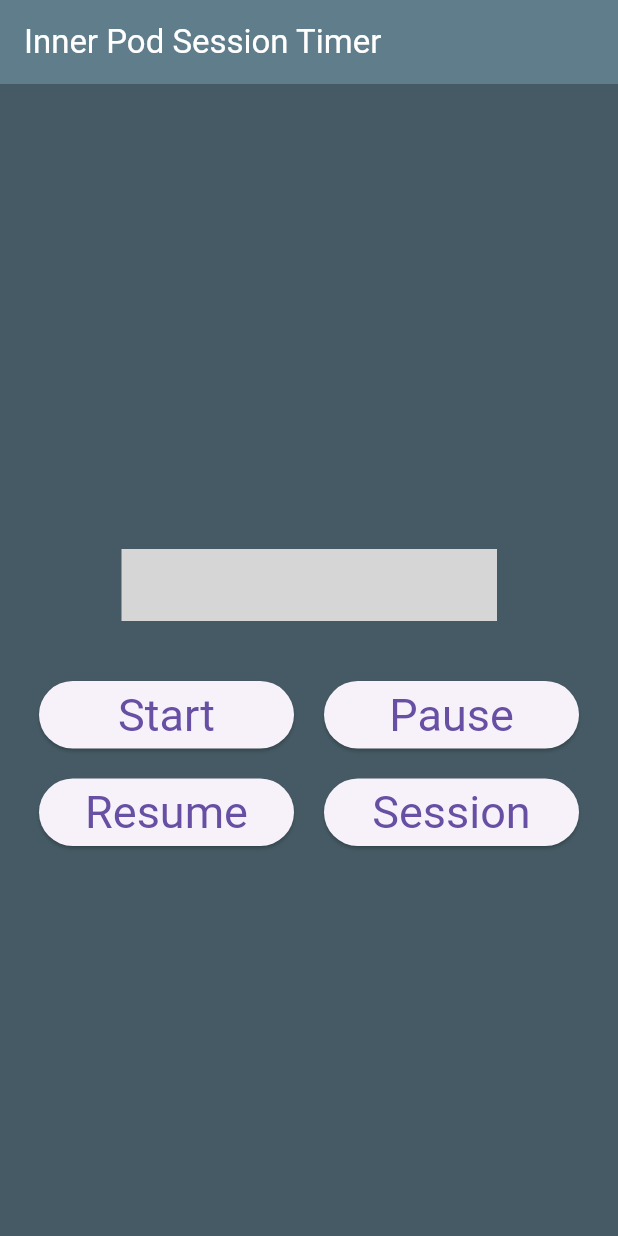
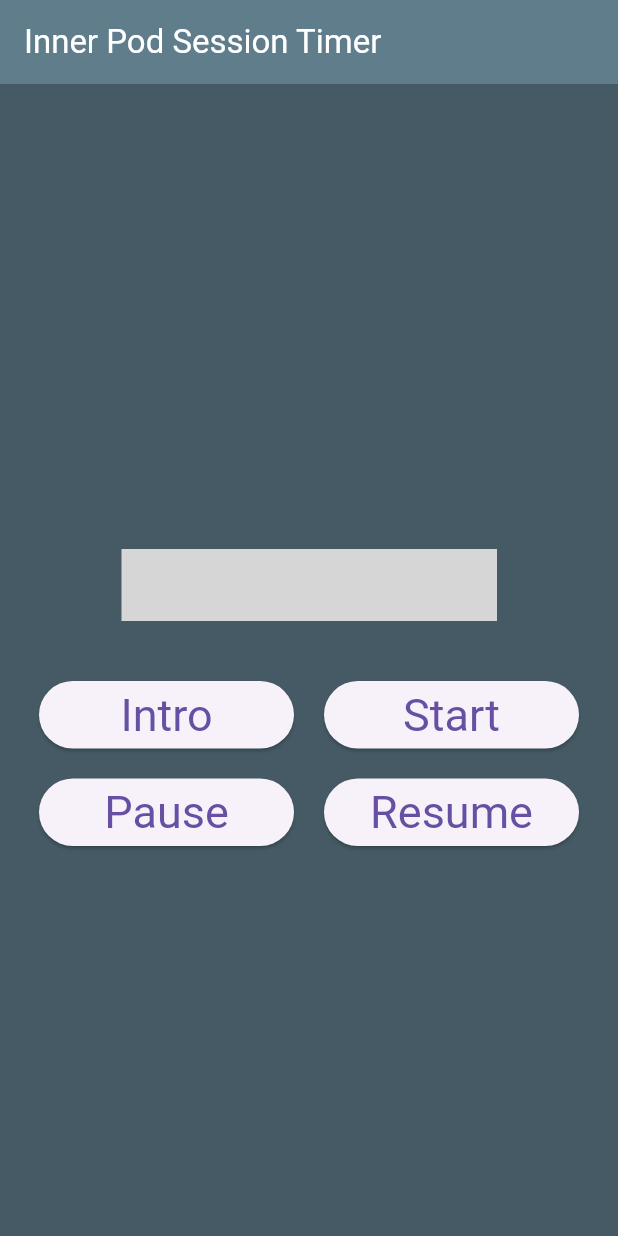
Before and after one commit to gjwgit/innerpod, a Flutter app: the screen it shows after launch, on a phone screen of 412 x 824 dp. Run offline on Flutter 3.47's test engine with Material 3 defaults, Android fonts, the phone set to English and light mode, and no system bars; our stand-ins replace audioplayers, wakelock_plus; missing offline and left inert: neon_circular_timer; grey boxes are pictures that could not be loaded.

Commit message:
Rearrange buttons. Add intro.

```diff
--- a/lib/main.dart
+++ b/lib/main.dart
@@ -1,6 +1,6 @@
 /// Main program for the inner pod session timing and logging.
 //
-// Time-stamp: <Wednesday 2024-01-24 09:31:37 +1100 Graham Williams>
+// Time-stamp: <Thursday 2024-01-25 05:34:19 +1100 Graham Williams>
 //
 /// Copyright (C) 2024, Togaware Pty Ltd
 ///
@@ -71,7 +71,7 @@ class InnerPod extends StatelessWidget {
       //   // DALL-E3.
 
       //   image: AssetImage('assets/images/inner_image.jpg'),
-      //   logo: AssetImage('assets/icon/icon.png'),
+      //   logo: AssetImage('assets/images/inner_icon.png'),
       //   title: 'MANAGE YOUR INNER POD',
       //   link: 'https://github.com/gjwgit/inner',
       //   child: home,
--- a/lib/timer.dart
+++ b/lib/timer.dart
@@ -1,6 +1,6 @@
 /// A countdown timer and Start button for a session.
 //
-// Time-stamp: <Wednesday 2024-01-24 19:01:59 +1100 Graham Williams>
+// Time-stamp: <Thursday 2024-01-25 05:33:45 +1100 Graham Williams>
 //
 /// Copyright (C) 2024, Togaware Pty Ltd
 ///
@@ -66,10 +66,15 @@ class Timer extends StatelessWidget {
   // The sound to be played at the beginning and end of a session, being a
   // [Source] from audioplayers.
 
+  final instruct = AssetSource('sounds/intro.ogg');
   final dong = AssetSource('sounds/dong.ogg');
 
   // We encapsulate the playing of the dong into its own function because of the
   // need for it to be async through the await.
+
+  Future<void> _instruct() async {
+    await player.play(instruct);
+  }
 
   Future<void> _dingDong() async {
     await player.play(dong);
@@ -77,6 +82,68 @@ class Timer extends StatelessWidget {
 
   @override
   Widget build(BuildContext context) {
+    // Define the various buttons.
+
+    final startButton = SizedBox(
+      height: 45,
+      width: 170,
+      child: ElevatedButton(
+        style: TextButton.styleFrom(
+          textStyle: buttonTextStyle,
+        ),
+        onPressed: () {
+          _dingDong();
+          controller.restart();
+          WakelockPlus.enable();
+        },
+        child: const Text('Start'),
+      ),
+    );
+
+    final pauseButton = SizedBox(
+      height: 45,
+      width: 170,
+      child: ElevatedButton(
+        style: TextButton.styleFrom(
+          textStyle: buttonTextStyle,
+        ),
+        onPressed: () {
+          controller.pause();
+          WakelockPlus.disable();
+        },
+        child: const Text('Pause'),
+      ),
+    );
+
+    final resumeButton = SizedBox(
+      height: 45,
+      width: 170,
+      child: ElevatedButton(
+        style: TextButton.styleFrom(
+          textStyle: buttonTextStyle,
+        ),
+        onPressed: () {
+          controller.resume();
+          WakelockPlus.enable();
+        },
+        child: const Text('Resume'),
+      ),
+    );
+
+    final introButton = SizedBox(
+      height: 45,
+      width: 170,
+      child: ElevatedButton(
+        style: TextButton.styleFrom(
+          textStyle: buttonTextStyle,
+        ),
+        onPressed: () {
+          _instruct();
+        },
+        child: const Text('Intro'),
+      ),
+    );
+
     return Padding(
       padding: const EdgeInsets.only(top: 50),
       child: Column(
@@ -117,69 +184,18 @@ class Timer extends StatelessWidget {
           Row(
             mainAxisAlignment: MainAxisAlignment.center,
             children: [
-              SizedBox(
-                height: 45,
-                width: 170,
-                child: ElevatedButton(
-                  style: TextButton.styleFrom(
-                    textStyle: buttonTextStyle,
-                  ),
-                  onPressed: () {
-                    _dingDong();
-                    controller.restart();
-                    WakelockPlus.enable();
-                  },
-                  child: const Text('Start'),
-                ),
-              ),
+              introButton,
               widthSpacer,
-              SizedBox(
-                height: 45,
-                width: 170,
-                child: ElevatedButton(
-                  style: TextButton.styleFrom(
-                    textStyle: buttonTextStyle,
-                  ),
-                  onPressed: () {
-                    controller.pause();
-                    WakelockPlus.disable();
-                  },
-                  child: const Text('Pause'),
-                ),
-              ),
+              startButton,
             ],
           ),
           heightSpacer,
           Row(
             mainAxisAlignment: MainAxisAlignment.center,
             children: [
-              heightSpacer,
-              SizedBox(
-                height: 45,
-                width: 170,
-                child: ElevatedButton(
-                  style: TextButton.styleFrom(
-                    textStyle: buttonTextStyle,
-                  ),
-                  onPressed: () {
-                    controller.resume();
-                    WakelockPlus.enable();
-                  },
-                  child: const Text('Resume'),
-                ),
-              ),
+              pauseButton,
               widthSpacer,
-              SizedBox(
-                height: 45,
-                width: 170,
-                child: ElevatedButton(
-                  style: TextButton.styleFrom(
-                    textStyle: buttonTextStyle,
-                  ),
-                  onPressed: () {},
-                  child: const Text('Session'),
-                ),
-              ),
+              resumeButton,
             ],
           ),
         ],
--- a/pubspec.yaml
+++ b/pubspec.yaml
@@ -30,9 +30,10 @@ flutter:
   uses-material-design: true
 
   assets:
-    - assets/icon/icon.png
+    - assets/images/inner_icon.png
     - assets/images/inner_image.jpg
     - assets/sounds/dong.ogg
+    - assets/sounds/intro.ogg
 
 flutter_launcher_icons:
   android: "launcher_icon"
```
Also changed, not shown: assets/images/inner_icon.png (renamed from assets/icon/icon.png).
